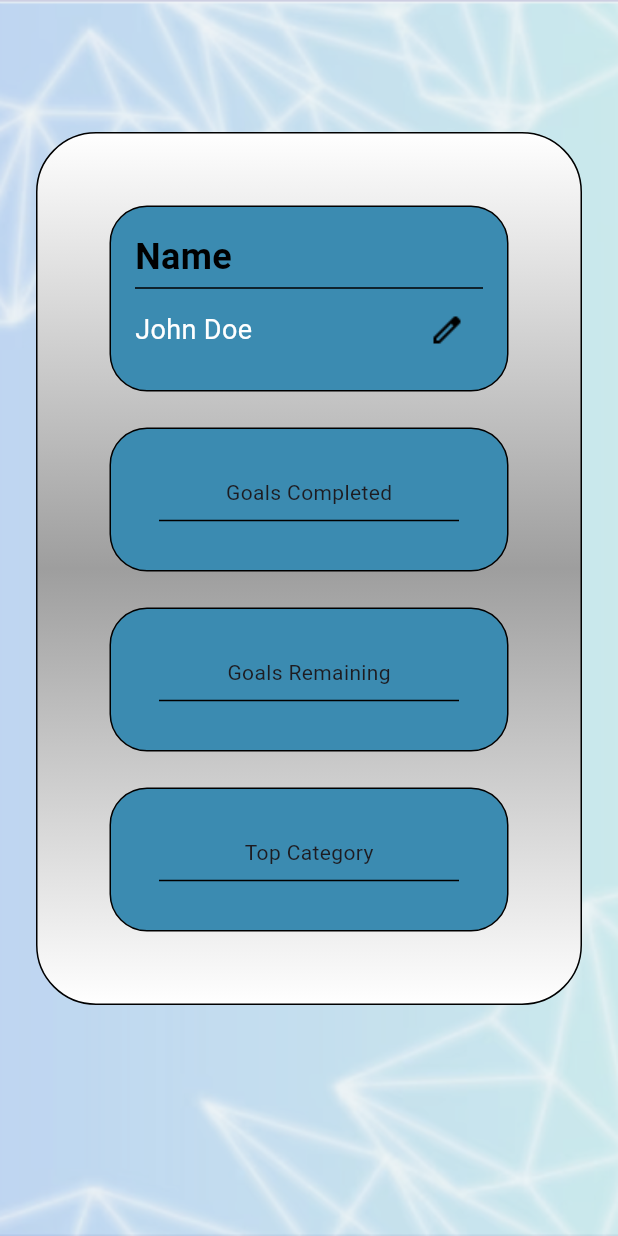
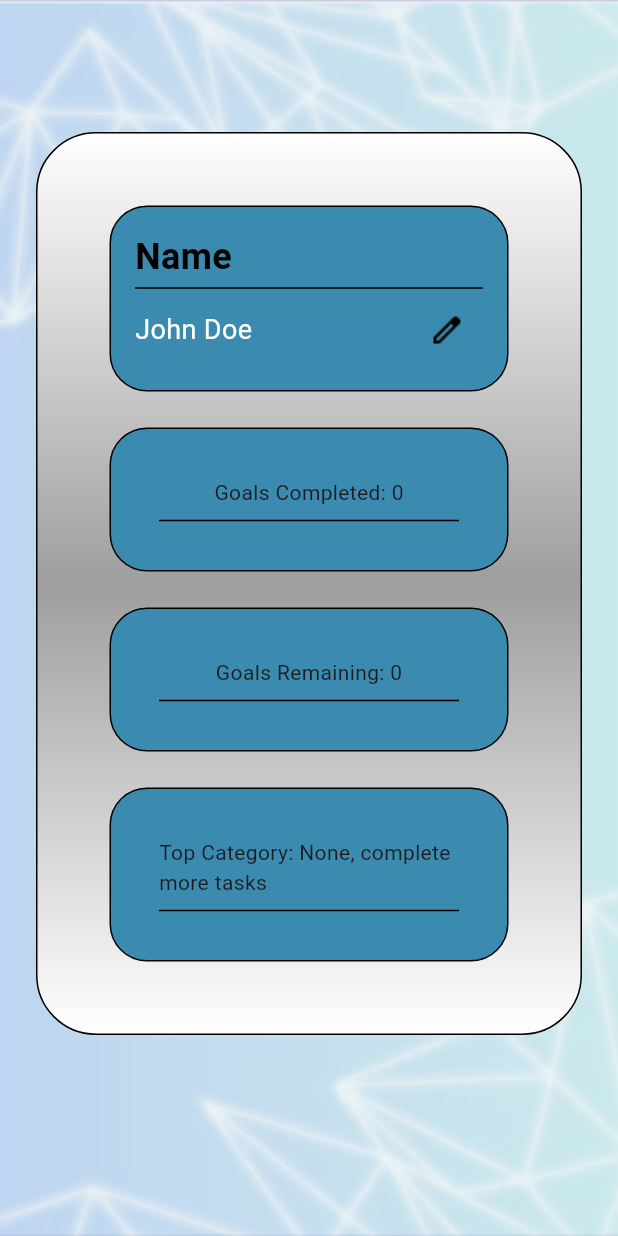
Before and after one commit to anagnole/UI_UX_36, a Flutter app: the ProfilePage screen opened directly, on a phone screen of 412 x 824 dp. Run offline on Flutter 3.47's test engine with Material 3 defaults, Android fonts, the phone set to English and light mode, and no system bars; our stand-ins replace camera, charts_flutter, shared_preferences, sqflite; accounts and stored records are empty.

Commit message:
top category kai tasks sto profile

```diff
--- a/lib/src/navigation/routes/home/widgets/pie_chart.dart
+++ b/lib/src/navigation/routes/home/widgets/pie_chart.dart
@@ -14,7 +14,7 @@ class PieChartWidget extends StatelessWidget {
     appState.totalTasksByCategory();
 
 
-    var chart = FutureBuilder<List<int>>(future: appState.futureTaskNumByCategory,
+    return FutureBuilder<List<int>>(future: appState.futureTaskNumByCategory,
      builder: (context, snapshot) {
             if (snapshot.connectionState == ConnectionState.waiting) {
               return const Center(
@@ -42,15 +42,15 @@ class PieChartWidget extends StatelessWidget {
                 ],
               )
             ];
-
-              return charts.PieChart(
-      seriesList,
-      animate: true,
-    );}});
-
-
-
-    return Stack(
+              if (sums[0]+sums[1]+sums[2]==0){
+                return Text("you have not completed any tasks yet");
+              }
+              else{
+                var chart=charts.PieChart(
+                seriesList,
+                animate: true,
+              );
+              return Stack(
       children: [
         SizedBox(
           height: 300,
@@ -67,7 +67,10 @@ class PieChartWidget extends StatelessWidget {
           ),
         ),
       ],
-    );
+    ); }}});
+
+
+
   }
 
   Color _getColorForCategory(String category) {
--- a/lib/src/navigation/routes/profile/profile.dart
+++ b/lib/src/navigation/routes/profile/profile.dart
@@ -1,5 +1,9 @@
 import 'package:flutter/material.dart';
 import 'package:snapgoals_v2/src/navigation/routes/profile/Widgets/Stat_box.dart';
+import 'package:provider/provider.dart';
+import 'package:snapgoals_v2/src/app_state.dart';
+
+import 'dart:math';
 
 class ProfilePage extends StatefulWidget {
   const ProfilePage({super.key});
@@ -40,6 +44,11 @@ class _ProfilePageState extends State<ProfilePage> {
 
   @override
   Widget build(BuildContext context) {
+    var appState = context.watch<AppState>();
+    appState.fetchNonCompletedTasks();
+    appState.fetchCompletedTasks();
+    appState.totalTasksByCategory();
+
     return Scaffold(
       body: Container(
         padding: const EdgeInsets.all(24.0),
@@ -133,11 +142,80 @@ class _ProfilePageState extends State<ProfilePage> {
                           child: const Text('Save'),
                         ),
                       const SizedBox(height: 24),
-                      const StatBox(stat: "Goals Completed"),
+                      FutureBuilder(future: appState.futureCompletedTasks,
+                        builder: (context,snapshot) {
+
+                          if (snapshot.connectionState == ConnectionState.waiting) {
+                          return const Center(
+                            child: CircularProgressIndicator(),
+                          );}
+                          else{
+                            final tasks = snapshot.data!;
+                            int  length1=tasks.length;
+                          return  StatBox(stat: 'Goals Completed: $length1');}
+                        }
+                      ),
+                      const SizedBox(height: 24),FutureBuilder(future: appState.futureNonCompletedTasks,
+                        builder: (context,snapshot) {
+
+                          if (snapshot.connectionState == ConnectionState.waiting) {
+                          return const Center(
+                            child: CircularProgressIndicator(),
+                          );}
+                          else{
+                            final tasks = snapshot.data!;
+                            int  length1=tasks.length;
+                          return  StatBox(stat: 'Goals Remaining: $length1');}
+                        }
+                      ),
                       const SizedBox(height: 24),
-                      const StatBox(stat: "Goals Remaining"),
-                      const SizedBox(height: 24),
-                      const StatBox(stat: "Top Category"),
+                      FutureBuilder(future: appState.futureTaskNumByCategory,
+                        builder: (context,snapshot) {
+
+                          if (snapshot.connectionState == ConnectionState.waiting) {
+                          return const Center(
+                            child: CircularProgressIndicator(),
+                          );}
+                          else{
+                            final sums = snapshot.data!;
+                            int  fitness=sums[0];
+                            int social=sums[1];
+                            int study=sums[2];
+
+
+                            int top=max(fitness,max(social,study));
+                            String out="";
+                            if (top==fitness && top==social && top==study){
+                              if (top==0){
+                                 out='Top Category: None, complete more tasks';
+                              }
+                              else{
+                               out="Top Category: All of them";}
+                            }
+                            else if (top==fitness && top==social){
+                                 out="Top Category: Fitness and Social";
+                              }
+
+                            else if (top==fitness && top==study){
+                                 out="Top Category: Fitness and Study";
+                              }
+                            else if (top==study && top==social){
+                                 out="Top Category: Social and Study";
+                              }
+                            else if (top==study){
+                               out = "Top Category: Study";
+                            }
+                            else if (top==fitness){
+                               out = "Top Category: Fitness";
+                            }
+                            else if (top==social){
+                               out = "Top Category: Social";
+                            }
+
+
+                          return  StatBox(stat: out);}
+                        }
+                      ),
                     ],
                   ))
             ],
```
